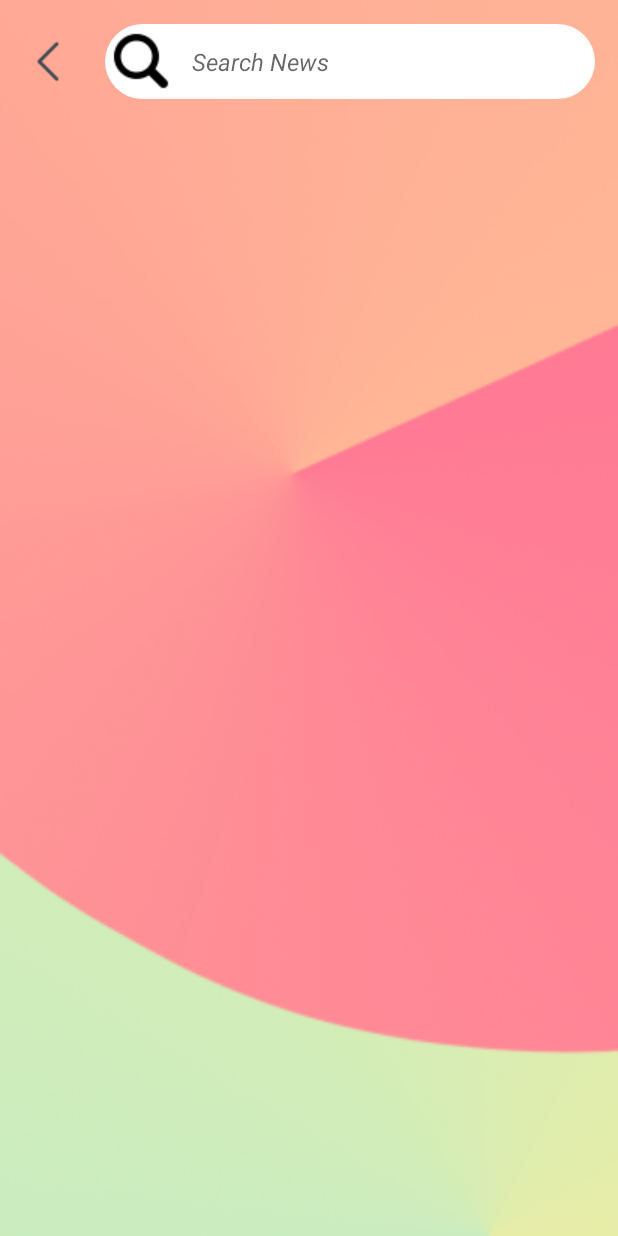
After one commit to RaZzV2/News, an Android app: the SearchActivity screen opened directly, with no data from a screen before it, on a phone screen of 412 x 824 dp. The commit adds this screen. Run offline under Robolectric (Android 15) with nearby library versions, the phone set to English and light mode, and no system bars.

Commit message:
added search activity

```diff
--- a/app/src/main/AndroidManifest.xml
+++ b/app/src/main/AndroidManifest.xml
@@ -14,6 +14,9 @@
         android:theme="@style/Theme.News"
         android:usesCleartextTraffic="true"
         tools:targetApi="31">
+        <activity
+            android:name=".SearchActivity"
+            android:exported="false" />
         <activity
             android:name=".ForgotPasswordActivity"
             android:exported="false" />
--- a/app/src/main/java/com/example/news/MainActivity.java
+++ b/app/src/main/java/com/example/news/MainActivity.java
@@ -1,9 +1,9 @@
 package com.example.news;
+
 import android.content.Intent;
 import android.os.Bundle;
 import android.text.TextUtils;
 import android.util.Log;
-import android.view.View;
 import android.widget.Button;
 import android.widget.EditText;
 import android.widget.TextView;
--- /dev/null
+++ b/app/src/main/java/com/example/news/SearchActivity.java
@@ -0,0 +1,30 @@
+package com.example.news;
+
+import androidx.appcompat.app.AppCompatActivity;
+
+import android.content.Intent;
+import android.os.Bundle;
+import android.view.View;
+import android.widget.EditText;
+import android.widget.ImageView;
+
+public class SearchActivity extends AppCompatActivity {
+
+    ImageView back;
+
+    EditText searchBar;
+
+    @Override
+    protected void onCreate(Bundle savedInstanceState) {
+        super.onCreate(savedInstanceState);
+        setContentView(R.layout.activity_search);
+
+        back = findViewById(R.id.back);
+        searchBar = findViewById(R.id.searchBar);
+
+        back.setOnClickListener(v -> {
+            Intent intent = new Intent(SearchActivity.this, HomeActivity.class);
+            startActivity(intent);
+        });
+    }
+}
--- a/app/src/main/res/layout/activity_register_activity.xml
+++ b/app/src/main/res/layout/activity_register_activity.xml
@@ -112,6 +112,7 @@
         android:text="@string/register" />
 
     <TextView
+        android:id="@+id/alreadyHaveAnAccount"
         android:layout_width="wrap_content"
         android:layout_height="wrap_content"
         android:layout_below="@id/register_button"
@@ -121,7 +122,7 @@
         android:layout_marginEnd="0dp"
         android:layout_marginBottom="0dp"
         android:text="@string/already_have_an_account"
-        android:textColor="@color/black" />
+        android:textColor="#FFFFFF" />
 
     <TextView
         android:layout_width="wrap_content"
--- /dev/null
+++ b/app/src/main/res/layout/activity_search.xml
@@ -0,0 +1,44 @@
+<?xml version="1.0" encoding="utf-8"?>
+<ScrollView xmlns:android="http://schemas.android.com/apk/res/android"
+    xmlns:app="http://schemas.android.com/apk/res-auto"
+    xmlns:tools="http://schemas.android.com/tools"
+    android:layout_width="match_parent"
+    android:layout_height="match_parent"
+    android:background="@drawable/background"
+    tools:context=".SearchActivity">
+
+    <RelativeLayout
+        android:layout_width="match_parent"
+        android:layout_height="wrap_content">
+
+
+        <ImageView
+            android:id="@+id/back"
+            android:layout_width="wrap_content"
+            android:layout_height="50dp"
+            android:src="@drawable/back"
+            android:layout_marginTop="16dp"
+            android:layout_marginEnd="15dp">
+        </ImageView>
+
+        <EditText
+            android:id="@+id/searchBar"
+            android:layout_width="match_parent"
+            android:layout_height="50dp"
+            android:ems="10"
+            android:inputType="textPersonName"
+            android:hint="@string/search_news"
+            android:textStyle="italic"
+            android:layout_marginTop="16dp"
+            android:layout_marginEnd="15dp"
+            android:layout_marginStart="70dp"
+            android:background="@drawable/edittext_search_background"
+            android:drawablePadding="10dp"
+            android:drawableStart="@drawable/search"
+            android:autofillHints="search"
+            android:textSize="16sp"/>
+
+
+    </RelativeLayout>
+
+</ScrollView>
```
Also changed, not shown: app/src/main/java/com/example/news/HomeActivity.java (+14 -0 lines), app/src/main/java/com/example/news/RegisterActivity.java (+10 -0 lines), app/src/main/res/layout/activity_home.xml (+5 -5 lines), app/src/main/res/drawable/back.png (added).
